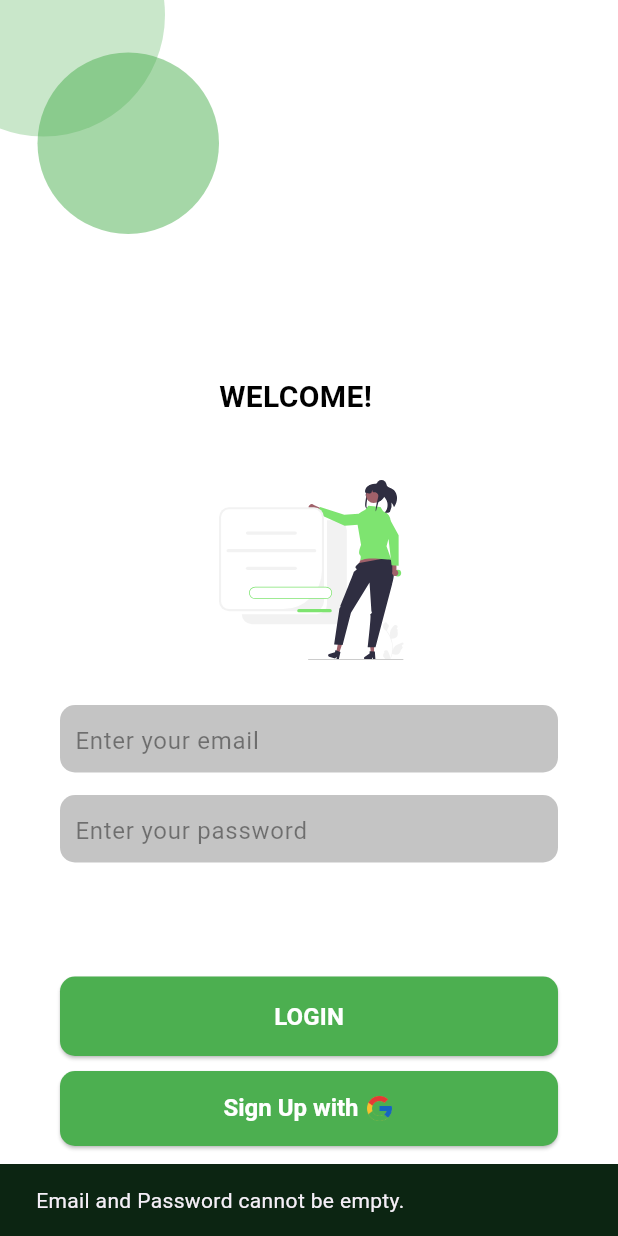
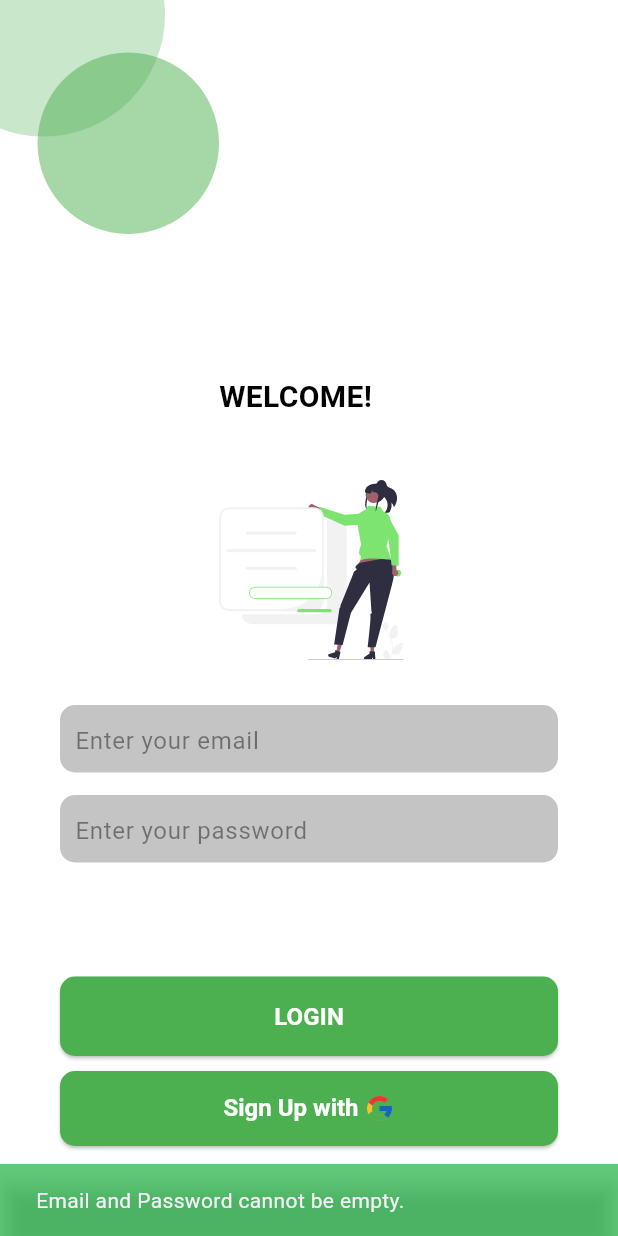
Before and after one commit to Medhani-Premathilaka/smart_learning, a Flutter app: the Login screen opened by its route, after a tap on "LOGIN", on a phone screen of 412 x 824 dp. Run offline on Flutter 3.47's test engine with Material 3 defaults, Android fonts, the phone set to English and light mode, and no system bars; our stand-ins replace cloud_firestore, firebase_auth, firebase_core, flutter_svg; missing offline and left inert: firebase_app_check; accounts and stored records are empty.

Commit message:
changed colors of messages

```diff
--- a/slearning/lib/screens/login.dart
+++ b/slearning/lib/screens/login.dart
@@ -230,7 +230,7 @@ class _LoginState extends State<Login> {
       ScaffoldMessenger.of(context).showSnackBar(
         const SnackBar(
           content: Text("Email and Password cannot be empty."),
-          backgroundColor: Color.fromARGB(255, 12, 37, 18),
+          backgroundColor: Color.fromARGB(159, 10, 174, 49),
         ),
       );
       return;
@@ -245,7 +245,7 @@ class _LoginState extends State<Login> {
         ScaffoldMessenger.of(context).showSnackBar(
           const SnackBar(
             content: Text("Successfully Logged in! Welcome!"),
-            backgroundColor: Color.fromRGBO(33, 236, 46, 0.788),
+            backgroundColor: Color.fromRGBO(00, 00, 00, 0.0),
           ),
         );
 
@@ -257,7 +257,7 @@ class _LoginState extends State<Login> {
       ScaffoldMessenger.of(context).showSnackBar(
         SnackBar(
           content: Text("Error: ${e.toString()}"),
-          backgroundColor: const Color.fromARGB(255, 168, 39, 29),
+          backgroundColor: const Color.fromARGB(159, 10, 174, 49),
         ),
       );
     } finally {
```
